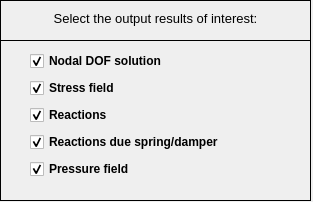
The window that pulse/uix/user_input/ui/analyseOutputResultInput.ui (open-pulse/OpenPulse) describes before a commit, drawn with Qt 5.
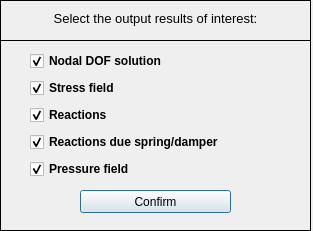
The same window after the commit. Icons and pictures are not drawn.

The edit to the form file:
```diff
--- a/pulse/uix/user_input/ui/analyseOutputResultInput.ui
+++ b/pulse/uix/user_input/ui/analyseOutputResultInput.ui
@@ -10,7 +10,7 @@
     <x>0</x>
     <y>0</y>
     <width>313</width>
-    <height>202</height>
+    <height>231</height>
    </rect>
   </property>
   <property name="sizePolicy">
@@ -38,7 +38,7 @@
      <x>0</x>
      <y>0</y>
      <width>311</width>
-     <height>201</height>
+     <height>231</height>
     </rect>
    </property>
    <property name="font">
@@ -96,7 +96,7 @@
       <x>0</x>
       <y>40</y>
       <width>311</width>
-      <height>161</height>
+      <height>191</height>
      </rect>
     </property>
     <property name="frameShape">
@@ -197,6 +197,19 @@
       </item>
      </layout>
     </widget>
+    <widget class="QPushButton" name="pushButton_confirm">
+     <property name="geometry">
+      <rect>
+       <x>80</x>
+       <y>150</y>
+       <width>151</width>
+       <height>23</height>
+      </rect>
+     </property>
+     <property name="text">
+      <string>Confirm</string>
+     </property>
+    </widget>
    </widget>
   </widget>
  </widget>
```
